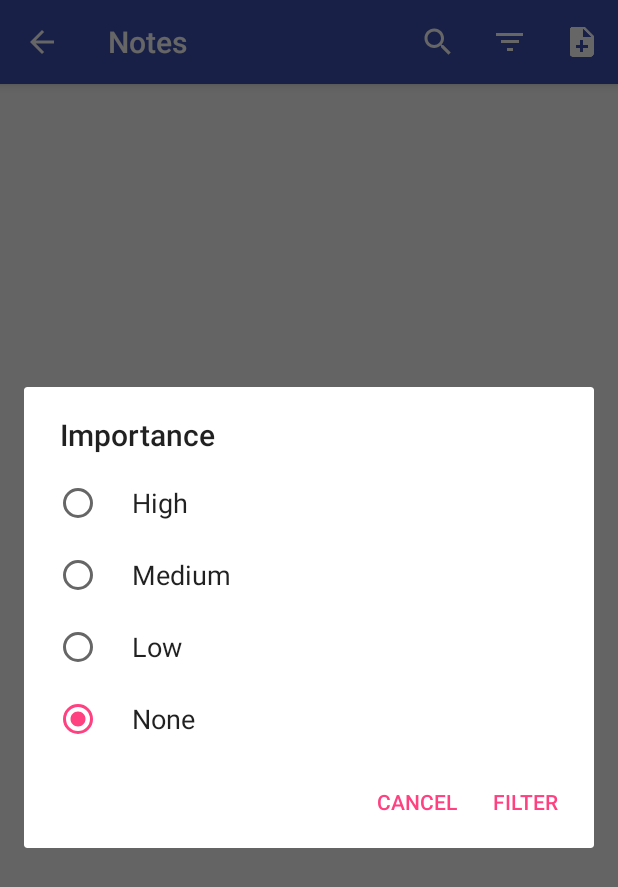
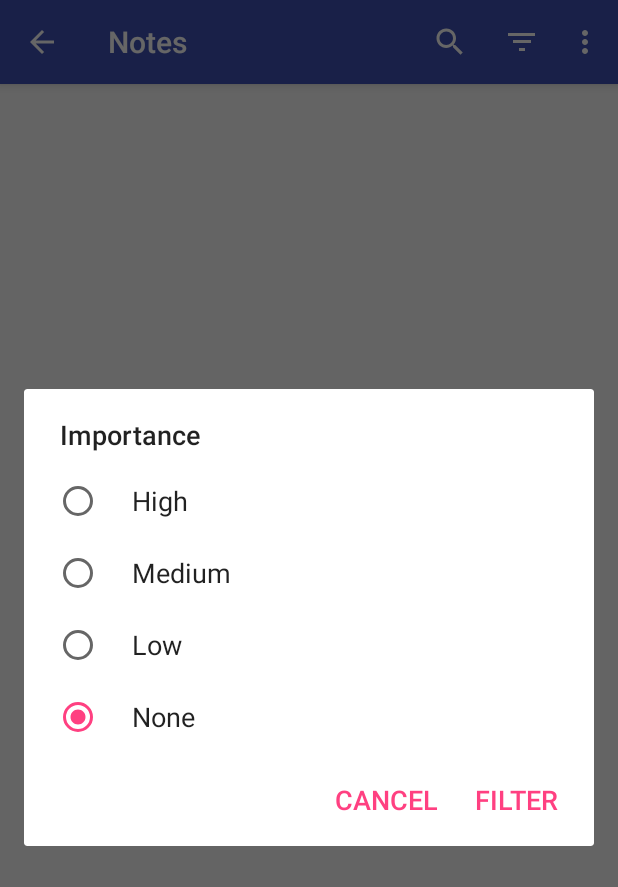
Before and after one commit to Anti-Dalai-Lama/Android_Lab2, an Android app: the Notes screen opened directly, with no data from a screen before it, after a tap on "Filter", on a phone screen of 412 x 824 dp. Shown: the top 887 px of the screen. Run offline under Robolectric (Android 15) with nearby library versions, the phone set to English and light mode, and no system bars.

Commit message:
Laba 2 is done

```diff
--- a/app/src/main/java/com/blablaarthur/lab2/MainActivity.java
+++ b/app/src/main/java/com/blablaarthur/lab2/MainActivity.java
@@ -1,7 +1,9 @@
 package com.blablaarthur.lab2;
 
 import android.Manifest;
+import android.content.Context;
 import android.content.Intent;
+import android.content.SharedPreferences;
 import android.content.pm.PackageManager;
 import android.support.annotation.NonNull;
 import android.support.v4.app.ActivityCompat;
--- a/app/src/main/java/com/blablaarthur/lab2/Notes.java
+++ b/app/src/main/java/com/blablaarthur/lab2/Notes.java
@@ -1,9 +1,12 @@
 package com.blablaarthur.lab2;
 
 import android.app.Dialog;
+import android.content.Context;
 import android.content.DialogInterface;
 import android.content.Intent;
+import android.content.SharedPreferences;
 import android.database.Cursor;
+import android.graphics.Color;
 import android.os.Bundle;
 import android.support.v7.app.ActionBar;
 import android.support.v7.app.AlertDialog;
@@ -39,22 +42,44 @@ public class Notes extends AppCompatActivity {
     MenuItem search_menu_item;
     private static final int CREATE_NOTE = 101;
     private static final int EDIT_NOTE = 102;
+    private static final int SETTINGS = 103;
     private int FILTER = 3;
     private String searchText = null;
 
     @Override
     protected void onCreate(Bundle savedInstanceState) {
         super.onCreate(savedInstanceState);
+        SharedPreferences sharedPref = getSharedPreferences(
+                getString(R.string.preference_file_key), Context.MODE_PRIVATE);
+        int theme = sharedPref.getInt("Theme", 1);
+        int textSize = sharedPref.getInt("TextSize", 1);
+        if(theme == 0){
+            switch (textSize){
+                case 0:
+                    setTheme(R.style.MyDarkTheme_SmallText);
+                    break;
+                case 1:
+                    setTheme(R.style.MyDarkTheme);
+                    break;
+                case 2:
+                    setTheme(R.style.MyDarkTheme_LargeText);
+                    break;
+            }
+        }
+        else{
+            switch (textSize){
+                case 0:
+                    setTheme(R.style.AppTheme_SmallText);
+                    break;
+                case 1:
+                    setTheme(R.style.AppTheme_NormalText);
+                    break;
+                case 2:
+                    setTheme(R.style.AppTheme_LargeText);
+                    break;
+            }
+        }
         setContentView(R.layout.notes);
-//        notes = new ArrayList<>(1);
-//        notes.add(new Note(1, "Note 1", "Note 1 description", 1, Calendar.getInstance(), ""));
-//        notes.add(new Note(2, "Note 2", "Note 2 description", 2, Calendar.getInstance(), ""));
-//        notes.add(new Note(3, "Note 3", "Note 3 description", 0, Calendar.getInstance(), ""));
-//        Calendar c = Calendar.getInstance();
-//        c.set(2016, 9, 5, 12, 3);
-//        notes.add(new Note(4, "Note 4", "Note 4 description", 2, c, ""));
-//        notes.add(new Note(5, "Note 5", "Note 5 description", 1, Calendar.getInstance(), ""));
-
 
         notesAdapter = new NoteAdapter(this, notes);
         notesListView = (ListView) findViewById(R.id.notesListView);
@@ -157,9 +182,10 @@ public class Notes extends AppCompatActivity {
 
     @Override
     public boolean onOptionsItemSelected(MenuItem item) {
+        Intent myIntent;
         switch (item.getItemId()){
             case R.id.add_note_icon:
-                Intent myIntent = new Intent(Notes.this,
+                myIntent = new Intent(Notes.this,
                         CreateNote.class);
                 myIntent.setAction("android.intent.myaction.CREATE");
                 startActivityForResult(myIntent, CREATE_NOTE);
@@ -173,6 +199,10 @@ public class Notes extends AppCompatActivity {
                 adb.create();
                 adb.show();
                 break;
+            case R.id.settings:
+                myIntent = new Intent(Notes.this,
+                        Settings.class);
+                startActivityForResult(myIntent, SETTINGS);
         }
         return super.onOptionsItemSelected(item);
     }
@@ -189,11 +219,15 @@ public class Notes extends AppCompatActivity {
 
     @Override
     protected void onActivityResult(int requestCode, int resultCode, Intent data) {
+        Log.d("A_R_T", "ONRESULT");
         if(requestCode == CREATE_NOTE && resultCode == RESULT_OK){
 
         }
         else if(requestCode == EDIT_NOTE && resultCode == RESULT_OK){
 
+        }
+        else if(requestCode == SETTINGS){
+            recreate();
         }
         getNotes();
     }
--- a/app/src/main/res/layout/fragment_note_top_elements.xml
+++ b/app/src/main/res/layout/fragment_note_top_elements.xml
@@ -39,7 +39,6 @@
                 android:layout_height="wrap_content"
                 android:id="@+id/textTime"
                 android:layout_weight="1"
-                android:textSize="18sp"
                 android:layout_marginTop="20dp"
                 android:gravity="center"
                 android:onClick="setTime"/>
@@ -49,7 +48,6 @@
                 android:layout_height="wrap_content"
                 android:id="@+id/textDate"
                 android:layout_weight="1"
-                android:textSize="18sp"
                 android:layout_marginTop="20dp"
                 android:gravity="center"
                 android:onClick="setDate"/>
--- a/app/src/main/res/layout/note_list_element.xml
+++ b/app/src/main/res/layout/note_list_element.xml
@@ -44,8 +44,7 @@
             <TextView
                 android:layout_width="wrap_content"
                 android:layout_height="wrap_content"
-                android:id="@+id/titleTextView"
-                android:textSize="18sp" />
+                android:id="@+id/titleTextView" />
 
 
         </LinearLayout>
--- a/app/src/main/res/menu/notes_menu.xml
+++ b/app/src/main/res/menu/notes_menu.xml
@@ -17,7 +17,12 @@
     <item android:id="@+id/add_note_icon"
         android:title="@string/create"
         android:icon="@drawable/ic_note_add_white_24dp"
-        app:showAsAction="always">
+        app:showAsAction="ifRoom">
+    </item>
+    <item android:id="@+id/settings"
+        android:title="@string/settings"
+        android:icon="@drawable/ic_note_add_white_24dp"
+        app:showAsAction="never">
     </item>
 
 </menu>
--- a/app/src/main/res/values/colors.xml
+++ b/app/src/main/res/values/colors.xml
@@ -3,4 +3,8 @@
     <color name="colorPrimary">#3F51B5</color>
     <color name="colorPrimaryDark">#303F9F</color>
     <color name="colorAccent">#ff4081</color>
+    <color name="darkBack">#757575</color>
+    <color name="grey">#eaeaea</color>
+    <color name="darkActionBar">#3a3a3a</color>
+    <color name="white">#FFFFFF</color>
 </resources>
--- a/app/src/main/res/values/styles.xml
+++ b/app/src/main/res/values/styles.xml
@@ -8,4 +8,52 @@
         <item name="colorAccent">@color/colorAccent</item>
     </style>
 
+    <style name="MyDarkTheme" parent="Theme.AppCompat.Light.DarkActionBar">
+        <item name="actionBarTheme">@style/MyDarkActionBar</item>
+        <!--<item name="android:textViewStyle">@style/MyDarkTextView</item>-->
+        <item name="android:textSize">18sp</item>
+        <item name="android:windowBackground">@color/darkBack</item>
+        <item name="editTextStyle">@style/MyDarkEditText</item>
+        <!--<item name="popupMenuStyle">@style/myPopupMenu</item>-->
+        <item name="colorAccent">@color/darkBack</item>
+    </style>
+
+    <style name="MyDarkActionBar" parent="Base.Widget.AppCompat.ActionBar">
+        <item name="background">@color/darkActionBar</item>
+        <item name="colorControlNormal">@color/white</item>
+        <item name="android:textColorPrimary">@color/white</item> <!--белый заголовок эктивити-->
+    </style>
+
+    <style name="MyDarkEditText" parent="@android:style/Widget.EditText">
+        <item name="android:textColor">@color/white</item>
+    </style>
+
+    <style name="MyDarkTheme.SmallText">
+        <item name="android:textSize">12sp</item>
+    </style>
+
+    <style name="MyDarkTheme.LargeText">
+        <item name="android:textSize">22sp</item>
+    </style>
+
+    <style name="AppTheme.NormalText">
+        <item name="android:textSize">18sp</item>
+    </style>
+
+    <style name="AppTheme.SmallText">
+        <item name="android:textSize">12sp</item>
+    </style>
+
+    <style name="AppTheme.LargeText">
+        <item name="android:textSize">22sp</item>
+    </style>
+
+    <!--<style name="MyDarkTextView" parent="@android:style/Widget.TextView">-->
+        <!--<item name="android:textColorPrimary">@color/white</item> &lt;!&ndash;отображение в списке и создании текствью&ndash;&gt;-->
+    <!--</style>-->
+
+    <!--<style name="myPopupMenu" parent="@style/TextAppearance.AppCompat.Light.Widget.PopupMenu.Large">-->
+        <!--<item name="android:textColorPrimary">@color/darkBack</item>-->
+    <!--</style>-->
+
 </resources>
```
Also changed, not shown: app/src/main/AndroidManifest.xml (+18 -8 lines), app/src/main/java/com/blablaarthur/lab2/CalendarConverter.java (+0 -19 lines), app/src/main/java/com/blablaarthur/lab2/CreateNote.java (+38 -0 lines), app/src/main/java/com/blablaarthur/lab2/ImageWatcher.java (+9 -0 lines), app/src/main/java/com/blablaarthur/lab2/MyNotesProvider.java (added, +100 -0 lines), app/src/main/java/com/blablaarthur/lab2/NoteAdapter.java (+8 -79 lines), app/src/main/java/com/blablaarthur/lab2/Settings.java (added, +175 -0 lines), app/src/main/res/layout/activity_settings.xml (added, +52 -0 lines), app/src/main/res/values/strings.xml (+9 -2 lines), 4 other files.
